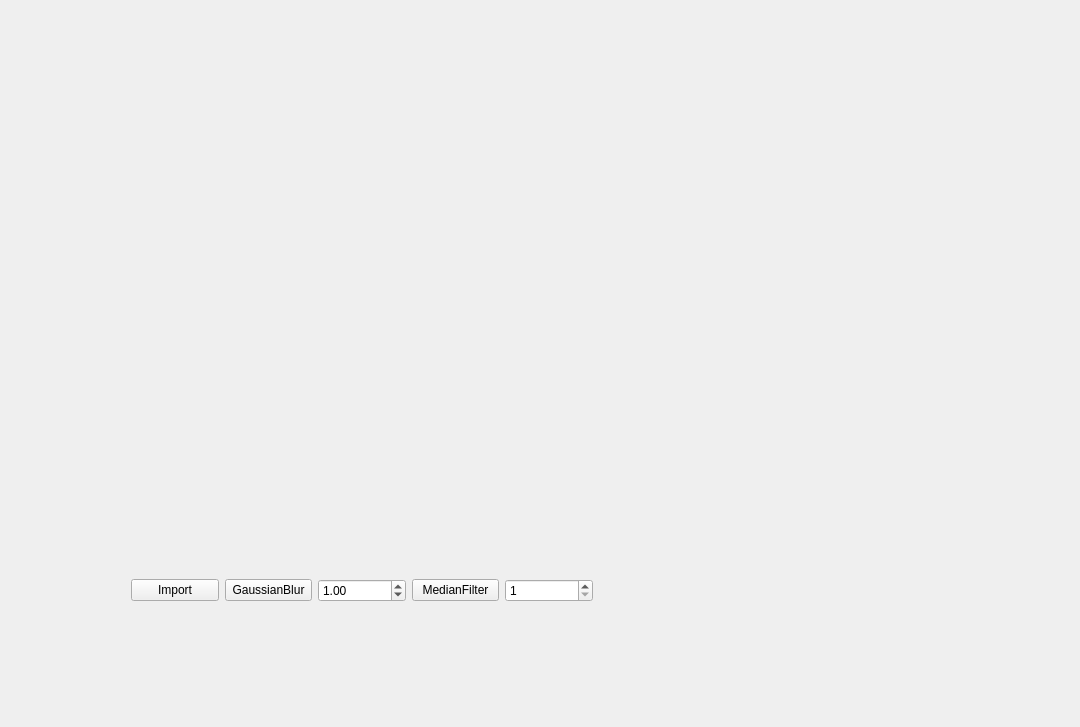
Old version of the form src/MainWindows.ui in the repository Johnson-Tang2019/main_cpp_hw1.
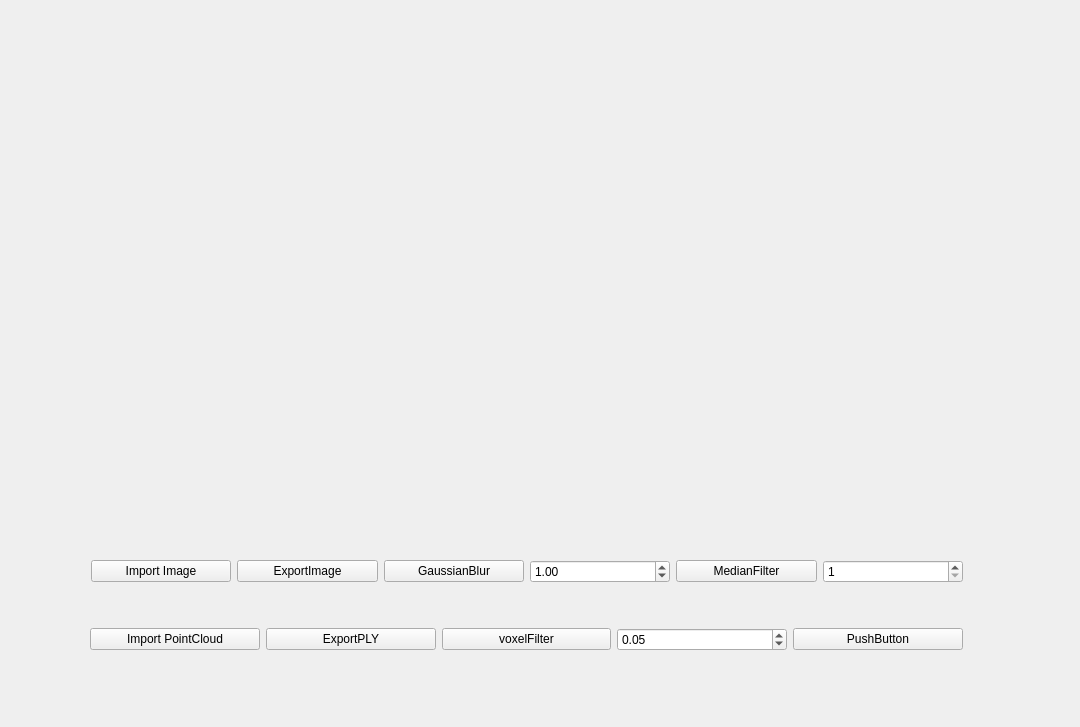
New version of the form.

Commit message: now you can import PointCloud

Patch:
```diff
--- a/src/MainWindows.ui
+++ b/src/MainWindows.ui
@@ -16,7 +16,7 @@
   <widget class="QLabel" name="labelImage">
    <property name="geometry">
     <rect>
-     <x>0</x>
+     <x>-10</x>
      <y>0</y>
      <width>1080</width>
      <height>501</height>
@@ -29,12 +29,14 @@
   <widget class="QWidget" name="horizontalLayoutWidget">
    <property name="geometry">
     <rect>
-     <x>130</x>
-     <y>550</y>
-     <width>463</width>
-     <height>80</height>
+     <x>90</x>
+     <y>520</y>
+     <width>873</width>
+     <height>171</height>
     </rect>
    </property>
+   <layout class="QVBoxLayout" name="verticalLayout">
+    <item>
    <layout class="QHBoxLayout" name="horizontalLayout">
     <property name="leftMargin">
      <number>1</number>
@@ -45,7 +47,14 @@
     <item>
      <widget class="QPushButton" name="btnImport">
       <property name="text">
-       <string>Import</string>
+         <string>Import Image</string>
+        </property>
+       </widget>
+      </item>
+      <item>
+       <widget class="QPushButton" name="btnExportImage">
+        <property name="text">
+         <string>ExportImage</string>
       </property>
      </widget>
     </item>
@@ -85,6 +94,53 @@
        <number>1</number>
       </property>
      </widget>
+      </item>
+     </layout>
+    </item>
+    <item>
+     <layout class="QHBoxLayout" name="horizontalLayout_3">
+      <item>
+       <widget class="QPushButton" name="btnImportPointCloud">
+        <property name="text">
+         <string>Import PointCloud</string>
+        </property>
+        <property name="autoRepeatInterval">
+         <number>50</number>
+        </property>
+       </widget>
+      </item>
+      <item>
+       <widget class="QPushButton" name="btnExportPLY">
+        <property name="text">
+         <string>ExportPLY</string>
+        </property>
+       </widget>
+      </item>
+      <item>
+       <widget class="QPushButton" name="btnVoxelFilter">
+        <property name="text">
+         <string>voxelFilter</string>
+        </property>
+       </widget>
+      </item>
+      <item>
+       <widget class="QDoubleSpinBox" name="sbVoxelSize">
+        <property name="singleStep">
+         <double>0.010000000000000</double>
+        </property>
+        <property name="value">
+         <double>0.050000000000000</double>
+        </property>
+       </widget>
+      </item>
+      <item>
+       <widget class="QPushButton" name="pushButton_3">
+        <property name="text">
+         <string>PushButton</string>
+        </property>
+       </widget>
+      </item>
+     </layout>
     </item>
    </layout>
   </widget>
```
Left out of the diff: 2 changed lines with no effect on the pictures. Lines whose indentation alone changed are shown as unchanged. The commit also changes 25 other files.
